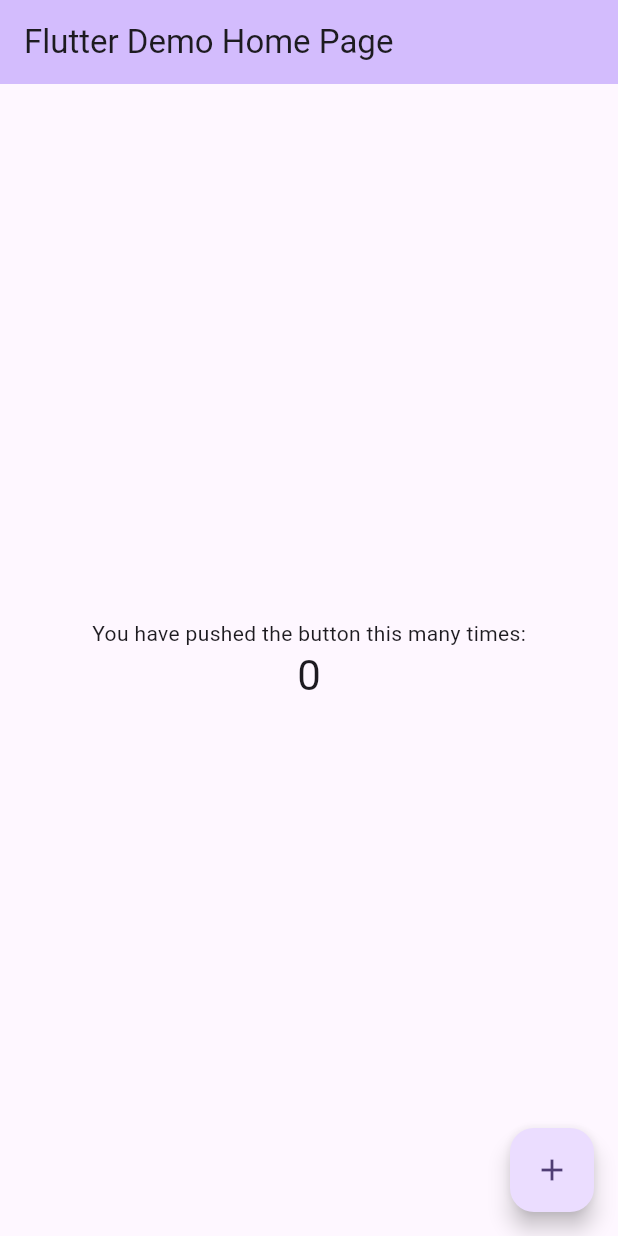
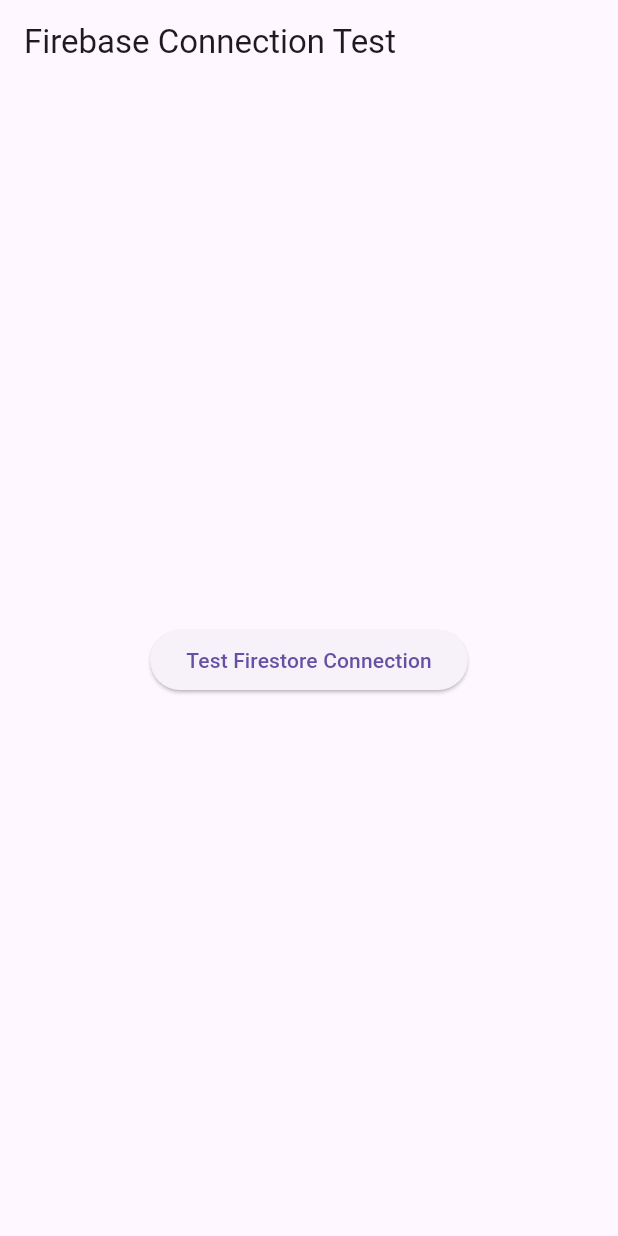
Before and after one commit to StelaB16/Final-Year-Project, a Flutter app: the screen it shows after launch, on a phone screen of 412 x 824 dp. Run offline on Flutter 3.47's test engine with Material 3 defaults, Android fonts, the light colour scheme and no system bars; our stand-ins replace cloud_firestore, firebase_auth, firebase_core; accounts and stored records are empty.

Commit message:
Updated build.gradle files and main.dart for firebase setup

```diff
--- a/lib/main.dart
+++ b/lib/main.dart
@@ -1,7 +1,14 @@
 import 'package:flutter/material.dart';
+import 'package:firebase_core/firebase_core.dart';
+import 'package:firebase_auth/firebase_auth.dart';
+import 'package:cloud_firestore/cloud_firestore.dart';
+import 'firebase_options.dart';
 
-void main() {
+void main() async {
+  WidgetsFlutterBinding.ensureInitialized();
+  await Firebase.initializeApp();
   runApp(const MyApp());
+
 }
 
 class MyApp extends StatelessWidget {
@@ -11,29 +18,14 @@
   @override
   Widget build(BuildContext context) {
     return MaterialApp(
-      title: 'Flutter Demo',
-      theme: ThemeData(
-        // This is the theme of your application.
-        //
-        // TRY THIS: Try running your application with "flutter run". You'll see
-        // the application has a purple toolbar. Then, without quitting the app,
-        // try changing the seedColor in the colorScheme below to Colors.green
-        // and then invoke "hot reload" (save your changes or press the "hot
-        // reload" button in a Flutter-supported IDE, or press "r" if you used
-        // the command line to start the app).
-        //
-        // Notice that the counter didn't reset back to zero; the application
-        // state is not lost during the reload. To reset the state, use hot
-        // restart instead.
-        //
-        // This works for code too, not just values: Most code changes can be
-        // tested with just a hot reload.
-        colorScheme: ColorScheme.fromSeed(seedColor: Colors.deepPurple),
-      ),
-      home: const MyHomePage(title: 'Flutter Demo Home Page'),
+      title: 'Final Year Project',
+      debugShowCheckedModeBanner: false,
+      theme: ThemeData(primarySwatch: Colors.blue),
+      home: const MyHomePage(title: 'My Final Year Project'),
     );
   }
 }
+
 
 class MyHomePage extends StatefulWidget {
   const MyHomePage({super.key, required this.title});
@@ -69,54 +61,22 @@
 
   @override
   Widget build(BuildContext context) {
-    // This method is rerun every time setState is called, for instance as done
-    // by the _incrementCounter method above.
-    //
-    // The Flutter framework has been optimized to make rerunning build methods
-    // fast, so that you can just rebuild anything that needs updating rather
-    // than having to individually change instances of widgets.
     return Scaffold(
-      appBar: AppBar(
-        // TRY THIS: Try changing the color here to a specific color (to
-        // Colors.amber, perhaps?) and trigger a hot reload to see the AppBar
-        // change color while the other colors stay the same.
-        backgroundColor: Theme.of(context).colorScheme.inversePrimary,
-        // Here we take the value from the MyHomePage object that was created by
-        // the App.build method, and use it to set our appbar title.
-        title: Text(widget.title),
-      ),
+      appBar: AppBar(title: const Text("Firebase Connection Test")),
       body: Center(
-        // Center is a layout widget. It takes a single child and positions it
-        // in the middle of the parent.
-        child: Column(
-          // Column is also a layout widget. It takes a list of children and
-          // arranges them vertically. By default, it sizes itself to fit its
-          // children horizontally, and tries to be as tall as its parent.
-          //
-          // Column has various properties to control how it sizes itself and
-          // how it positions its children. Here we use mainAxisAlignment to
-          // center the children vertically; the main axis here is the vertical
-          // axis because Columns are vertical (the cross axis would be
-          // horizontal).
-          //
-          // TRY THIS: Invoke "debug painting" (choose the "Toggle Debug Paint"
-          // action in the IDE, or press "p" in the console), to see the
-          // wireframe for each widget.
-          mainAxisAlignment: MainAxisAlignment.center,
-          children: <Widget>[
-            const Text('You have pushed the button this many times:'),
-            Text(
-              '$_counter',
-              style: Theme.of(context).textTheme.headlineMedium,
-            ),
-          ],
+        child: ElevatedButton(
+          onPressed: () async {
+            // Example test: get current user or test Firestore write
+            await FirebaseFirestore.instance
+                .collection('test')
+                .add({'timestamp': DateTime.now()});
+            ScaffoldMessenger.of(context).showSnackBar(
+              const SnackBar(content: Text('Firestore write successful ')),
+            );
+          },
+          child: const Text("Test Firestore Connection"),
         ),
       ),
-      floatingActionButton: FloatingActionButton(
-        onPressed: _incrementCounter,
-        tooltip: 'Increment',
-        child: const Icon(Icons.add),
-      ), // This trailing comma makes auto-formatting nicer for build methods.
     );
   }
 }
```
Also changed, not shown: 3 other files.
